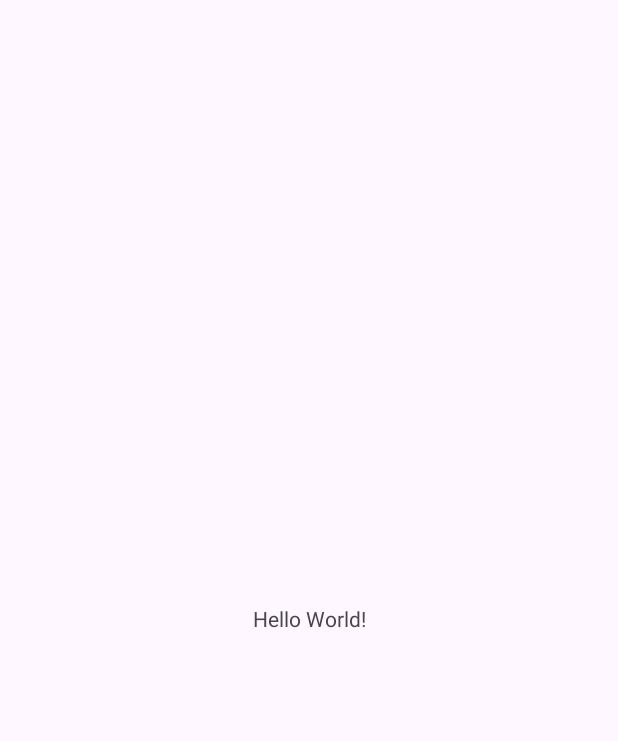
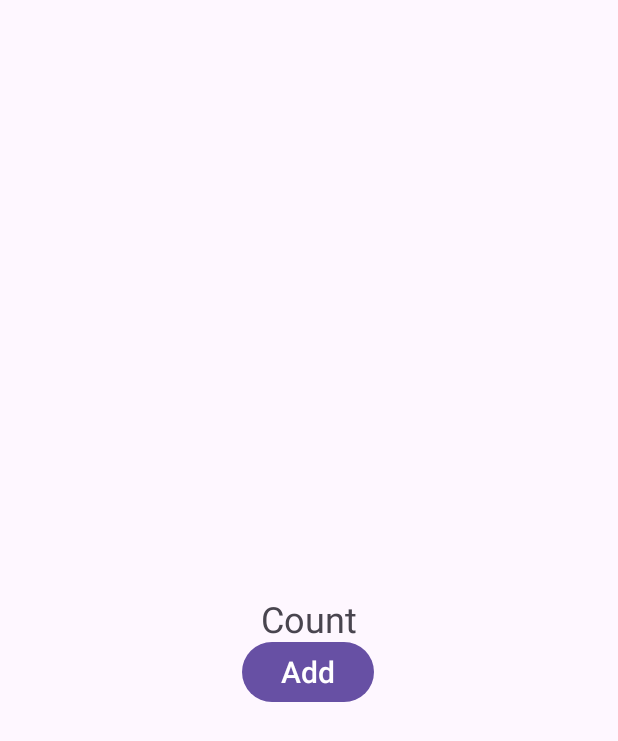
Before and after one commit to baliramkore/Coroutine, an Android app: the screen it shows after launch (MainActivity), on a phone screen of 412 x 824 dp. Before the commit the part shown is almost empty. Shown: the top 741 px of the screen. Run offline under Robolectric (Android 15) with nearby library versions, the phone set to English and light mode, and no system bars.

Commit message:
Applied CoroutineScope and execution will be async will not affect UI Thread

```diff
--- a/app/src/main/java/com/rbk/coroutineex/MainActivity.kt
+++ b/app/src/main/java/com/rbk/coroutineex/MainActivity.kt
@@ -1,20 +1,41 @@
 package com.rbk.coroutineex
 
 import android.os.Bundle
+import android.util.Log
+import android.widget.Button
+import android.widget.TextView
 import androidx.activity.enableEdgeToEdge
 import androidx.appcompat.app.AppCompatActivity
 import androidx.core.view.ViewCompat
 import androidx.core.view.WindowInsetsCompat
+import kotlinx.coroutines.CoroutineScope
+import kotlinx.coroutines.Dispatchers
+import kotlinx.coroutines.launch
 
 class MainActivity : AppCompatActivity() {
     override fun onCreate(savedInstanceState: Bundle?) {
         super.onCreate(savedInstanceState)
-        enableEdgeToEdge()
         setContentView(R.layout.activity_main)
-        ViewCompat.setOnApplyWindowInsetsListener(findViewById(R.id.main)) { v, insets ->
-            val systemBars = insets.getInsets(WindowInsetsCompat.Type.systemBars())
-            v.setPadding(systemBars.left, systemBars.top, systemBars.right, systemBars.bottom)
-            insets
+        var counter = 0
+        var btn: Button = findViewById(R.id.btnAdd)
+        var textView: TextView = findViewById(R.id.text_view)
+
+
+        btn.setOnClickListener() {
+            counter++
+            textView.text = counter.toString()
+
+        }
+
+       CoroutineScope(Dispatchers.IO).launch {
+
+           downloadBigFile()
+       }
+    }
+
+    private fun downloadBigFile() {
+        for (i in 1..100000){
+            Log.d("TAG","Downloading: $i")
         }
     }
 }
--- a/app/src/main/res/layout/activity_main.xml
+++ b/app/src/main/res/layout/activity_main.xml
@@ -8,12 +8,28 @@
     tools:context=".MainActivity">
 
     <TextView
+        android:id="@+id/text_view"
         android:layout_width="wrap_content"
         android:layout_height="wrap_content"
-        android:text="Hello World!"
+        android:text="Count"
+        android:textSize="24dp"
         app:layout_constraintBottom_toBottomOf="parent"
         app:layout_constraintEnd_toEndOf="parent"
         app:layout_constraintStart_toStartOf="parent"
         app:layout_constraintTop_toTopOf="parent" />
 
+    <Button
+        android:id="@+id/btnAdd"
+        android:layout_width="wrap_content"
+        android:layout_height="wrap_content"
+        android:layout_marginTop="26dp"
+        android:text="Add"
+        android:textSize="20dp"
+        app:layout_constraintBottom_toBottomOf="parent"
+        app:layout_constraintEnd_toEndOf="parent"
+        app:layout_constraintHorizontal_bias="0.498"
+        app:layout_constraintStart_toStartOf="parent"
+        app:layout_constraintTop_toTopOf="@+id/text_view"
+        app:layout_constraintVertical_bias="0.006" />
+
 </androidx.constraintlayout.widget.ConstraintLayout>
```
